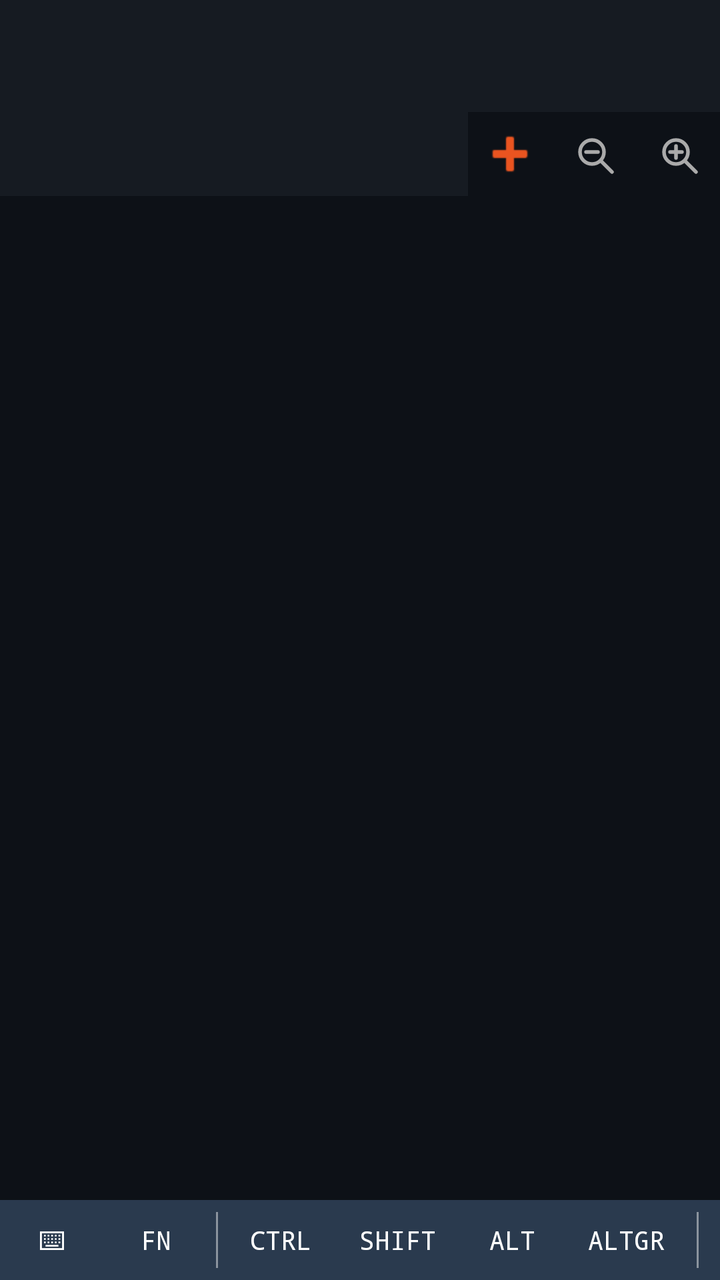
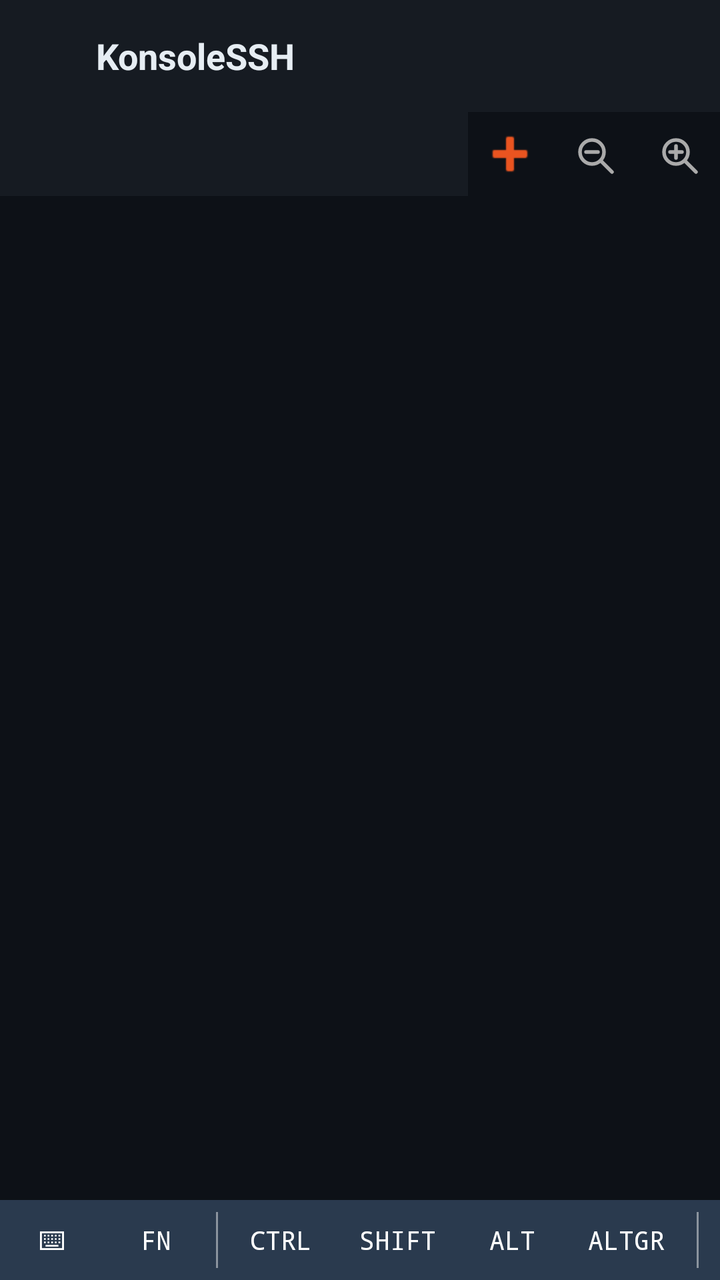

Before-and-after screenshots of an Android layout around one commit, followed by the original layout XML and the change that was made.
<!-- AndroidManifest.xml: application theme Theme.KonsoleSSH -->
<!-- res/layout/activity_main.xml -->
<?xml version="1.0" encoding="utf-8"?>
<LinearLayout
    xmlns:android="http://schemas.android.com/apk/res/android"
    xmlns:app="http://schemas.android.com/apk/res-auto"
    android:layout_width="match_parent"
    android:layout_height="match_parent"
    android:orientation="vertical"
    android:background="@color/terminal_bg">

    <com.google.android.material.appbar.AppBarLayout
        android:id="@+id/appBarLayout"
        android:layout_width="match_parent"
        android:layout_height="wrap_content"
        android:background="@color/toolbar_bg"
        app:elevation="0dp">

        <androidx.appcompat.widget.Toolbar
            android:id="@+id/toolbar"
            android:layout_width="match_parent"
            android:layout_height="?attr/actionBarSize"
            android:background="@color/toolbar_bg"
            app:title=""
            app:titleTextColor="@color/text_primary" />

        
        <LinearLayout
            android:layout_width="match_parent"
            android:layout_height="wrap_content"
            android:orientation="horizontal"
            android:background="@color/tab_bg">

            <com.google.android.material.tabs.TabLayout
                android:id="@+id/tabLayout"
                android:layout_width="0dp"
                android:layout_height="42dp"
                android:layout_weight="1"
                app:tabMode="scrollable"
                app:tabGravity="start"
                app:tabBackground="@color/tab_bg"
                app:tabSelectedTextColor="@color/tab_selected_text"
                app:tabTextColor="@color/tab_unselected_text"
                app:tabIndicatorColor="@color/accent"
                app:tabIndicatorHeight="2dp"
                app:tabPaddingStart="0dp"
                app:tabPaddingEnd="0dp" />

            <ImageButton
                android:id="@+id/btnNewTab"
                android:layout_width="42dp"
                android:layout_height="42dp"
                android:src="@android:drawable/ic_input_add"
                android:background="?attr/selectableItemBackgroundBorderless"
                android:tint="@color/accent"
                android:contentDescription="@string/content_desc_new_tab"
                android:layout_gravity="center_vertical" />

            <ImageButton
                android:id="@+id/btnZoomOut"
                android:layout_width="42dp"
                android:layout_height="42dp"
                android:padding="9dp"
                android:src="@drawable/ic_zoom_out"
                android:background="?attr/selectableItemBackgroundBorderless"
                android:tint="#AAAAAA"
                android:contentDescription="@string/content_desc_zoom_out"
                android:layout_gravity="center_vertical" />

            <ImageButton
                android:id="@+id/btnZoomIn"
                android:layout_width="42dp"
                android:layout_height="42dp"
                android:padding="9dp"
                android:src="@drawable/ic_zoom_in"
                android:background="?attr/selectableItemBackgroundBorderless"
                android:tint="#AAAAAA"
                android:contentDescription="@string/content_desc_zoom_in"
                android:layout_gravity="center_vertical" />

        </LinearLayout>

    </com.google.android.material.appbar.AppBarLayout>

    <androidx.viewpager2.widget.ViewPager2
        android:id="@+id/viewPager"
        android:layout_width="match_parent"
        android:layout_height="0dp"
        android:layout_weight="1" />

    
    <FrameLayout
        android:id="@+id/fnbarContainer"
        android:layout_width="match_parent"
        android:layout_height="wrap_content"
        android:visibility="gone">

        <HorizontalScrollView
            android:id="@+id/fnbarScrollView"
            android:layout_width="match_parent"
            android:layout_height="wrap_content"
            android:background="@color/keybar_bg"
            android:scrollbars="none">
            <LinearLayout
                android:layout_width="wrap_content"
                android:layout_height="36dp"
                android:orientation="horizontal"
                android:gravity="center_vertical">
                <Button android:id="@+id/btnF1"  style="@style/KeyBarButton" android:text="@string/key_f1" />
                <Button android:id="@+id/btnF2"  style="@style/KeyBarButton" android:text="@string/key_f2" />
                <Button android:id="@+id/btnF3"  style="@style/KeyBarButton" android:text="@string/key_f3" />
                <Button android:id="@+id/btnF4"  style="@style/KeyBarButton" android:text="@string/key_f4" />
                <Button android:id="@+id/btnF5"  style="@style/KeyBarButton" android:text="@string/key_f5" />
                <Button android:id="@+id/btnF6"  style="@style/KeyBarButton" android:text="@string/key_f6" />
                <Button android:id="@+id/btnF7"  style="@style/KeyBarButton" android:text="@string/key_f7" />
                <Button android:id="@+id/btnF8"  style="@style/KeyBarButton" android:text="@string/key_f8" />
                <Button android:id="@+id/btnF9"  style="@style/KeyBarButton" android:text="@string/key_f9" />
                <Button android:id="@+id/btnF10" style="@style/KeyBarButton" android:text="@string/key_f10" />
                <Button android:id="@+id/btnF11" style="@style/KeyBarButton" android:text="@string/key_f11" />
                <Button android:id="@+id/btnF12" style="@style/KeyBarButton" android:text="@string/key_f12" />
            </LinearLayout>
        </HorizontalScrollView>

        <TextView
            android:id="@+id/fnbarScrollHintLeft"
            android:layout_width="32dp"
            android:layout_height="36dp"
            android:layout_gravity="start|center_vertical"
            android:text="@string/sym_triangle_left"
            android:textColor="@color/accent"
            android:textSize="13sp"
            android:gravity="center"
            android:background="@color/keybar_bg"
            android:visibility="gone" />

        <TextView
            android:id="@+id/fnbarScrollHint"
            android:layout_width="32dp"
            android:layout_height="36dp"
            android:layout_gravity="end|center_vertical"
            android:text="@string/sym_triangle_right"
            android:textColor="@color/accent"
            android:textSize="13sp"
            android:gravity="center"
            android:background="@color/keybar_bg"
            android:visibility="gone" />

    </FrameLayout>

    
    <FrameLayout
        android:id="@+id/ctrlbarContainer"
        android:layout_width="match_parent"
        android:layout_height="wrap_content"
        android:visibility="gone">

        <HorizontalScrollView
            android:id="@+id/ctrlbarScrollView"
            android:layout_width="match_parent"
            android:layout_height="wrap_content"
            android:background="@color/keybar_bg"
            android:scrollbars="none">
            <LinearLayout
                android:id="@+id/ctrlbarButtons"
                android:layout_width="wrap_content"
                android:layout_height="36dp"
                android:orientation="horizontal"
                android:gravity="center_vertical" />
        </HorizontalScrollView>

        <TextView
            android:id="@+id/ctrlbarScrollHintLeft"
            android:layout_width="32dp"
            android:layout_height="36dp"
            android:layout_gravity="start|center_vertical"
            android:text="@string/sym_triangle_left"
            android:textColor="@color/accent"
            android:textSize="13sp"
            android:gravity="center"
            android:background="@color/keybar_bg"
            android:visibility="gone" />

        <TextView
            android:id="@+id/ctrlbarScrollHint"
            android:layout_width="32dp"
            android:layout_height="36dp"
            android:layout_gravity="end|center_vertical"
            android:text="@string/sym_triangle_right"
            android:textColor="@color/accent"
            android:textSize="13sp"
            android:gravity="center"
            android:background="@color/keybar_bg"
            android:visibility="gone" />

    </FrameLayout>

    
    <FrameLayout
        android:id="@+id/arrowbarContainer"
        android:layout_width="match_parent"
        android:layout_height="wrap_content"
        android:visibility="gone">

        <HorizontalScrollView
            android:id="@+id/arrowbarScrollView"
            android:layout_width="match_parent"
            android:layout_height="wrap_content"
            android:background="@color/keybar_bg"
            android:scrollbars="none">
            <LinearLayout
                android:layout_width="wrap_content"
                android:layout_height="36dp"
                android:orientation="horizontal"
                android:gravity="center_vertical">

                <Button
                    android:id="@+id/btnArrowLeft"
                    style="@style/KeyBarButton"
                    android:text="@string/sym_arrow_left" />

                <Button
                    android:id="@+id/btnArrowUp"
                    style="@style/KeyBarButton"
                    android:text="@string/sym_arrow_up" />

                <Button
                    android:id="@+id/btnArrowDown"
                    style="@style/KeyBarButton"
                    android:text="@string/sym_arrow_down" />

                <Button
                    android:id="@+id/btnArrowRight"
                    style="@style/KeyBarButton"
                    android:text="@string/sym_arrow_right" />

            </LinearLayout>
        </HorizontalScrollView>

    </FrameLayout>

    
    <FrameLayout
        android:layout_width="match_parent"
        android:layout_height="wrap_content">

        <HorizontalScrollView
            android:id="@+id/keybarScrollView"
            android:layout_width="match_parent"
            android:layout_height="wrap_content"
            android:background="@color/keybar_bg"
            android:scrollbars="none">

            <LinearLayout
                android:layout_width="wrap_content"
                android:layout_height="40dp"
                android:orientation="horizontal"
                android:gravity="center_vertical">

                <Button
                    android:id="@+id/btnKeyboard"
                    style="@style/KeyBarButton"
                    android:text="@string/sym_keyboard" />

                <Button
                    android:id="@+id/btnFn"
                    style="@style/KeyBarButton"
                    android:text="@string/key_fn" />

                <View style="@style/KeyBarDivider" />

                <Button
                    android:id="@+id/btnModCtrl"
                    style="@style/KeyBarButton"
                    android:text="@string/key_ctrl" />

                <Button
                    android:id="@+id/btnModShift"
                    style="@style/KeyBarButton"
                    android:text="@string/key_shift" />

                <Button
                    android:id="@+id/btnModAlt"
                    style="@style/KeyBarButton"
                    android:text="@string/key_alt" />

                <Button
                    android:id="@+id/btnModAltGr"
                    style="@style/KeyBarButton"
                    android:text="@string/key_altgr" />

                <View style="@style/KeyBarDivider" />

                <Button
                    android:id="@+id/btnEscape"
                    style="@style/KeyBarButton"
                    android:text="@string/key_esc" />

                <Button
                    android:id="@+id/btnTab"
                    style="@style/KeyBarButton"
                    android:text="@string/key_tab" />

                <View style="@style/KeyBarDivider" />

                <Button
                    android:id="@+id/btnArrowToggle"
                    style="@style/KeyBarButton"
                    android:text="@string/sym_arrow_up" />

                <View style="@style/KeyBarDivider" />

                <Button
                    android:id="@+id/btnUpload"
                    style="@style/KeyBarButton"
                    android:text="@string/sym_folder"
                    android:contentDescription="@string/content_desc_upload" />

            </LinearLayout>
        </HorizontalScrollView>

        <TextView
            android:id="@+id/keybarScrollHintLeft"
            android:layout_width="32dp"
            android:layout_height="40dp"
            android:layout_gravity="start|center_vertical"
            android:text="@string/sym_triangle_left"
            android:textColor="@color/accent"
            android:textSize="13sp"
            android:gravity="center"
            android:background="@color/keybar_bg"
            android:visibility="gone" />

        <TextView
            android:id="@+id/keybarScrollHint"
            android:layout_width="32dp"
            android:layout_height="40dp"
            android:layout_gravity="end|center_vertical"
            android:text="@string/sym_triangle_right"
            android:textColor="@color/accent"
            android:textSize="13sp"
            android:gravity="center"
            android:background="@color/keybar_bg"
            android:visibility="gone" />

    </FrameLayout>

</LinearLayout>
<!-- resources referenced by this layout -->
<resources>
  <color name="accent">#E95420</color>
  <color name="keybar_bg">#2A3A4E</color>
  <color name="tab_bg">#0D1117</color>
  <color name="tab_selected_text">#E6EDF3</color>
  <color name="tab_unselected_text">#8B949E</color>
  <color name="terminal_bg">#0D1117</color>
  <color name="text_primary">#E6EDF3</color>
  <color name="toolbar_bg">#161B22</color>
  <string name="content_desc_new_tab">New tab</string>
  <string name="content_desc_upload">Upload file</string>
  <string name="content_desc_zoom_in">Zoom in</string>
  <string name="content_desc_zoom_out">Zoom out</string>
  <string name="key_alt" translatable="false">ALT</string>
  <string name="key_altgr" translatable="false">ALTGR</string>
  <string name="key_ctrl" translatable="false">CTRL</string>
  <string name="key_esc" translatable="false">ESC</string>
  <string name="key_f1" translatable="false">F1</string>
  <string name="key_f10" translatable="false">F10</string>
  <string name="key_f11" translatable="false">F11</string>
  <string name="key_f12" translatable="false">F12</string>
  <string name="key_f2" translatable="false">F2</string>
  <string name="key_f3" translatable="false">F3</string>
  <string name="key_f4" translatable="false">F4</string>
  <string name="key_f5" translatable="false">F5</string>
  <string name="key_f6" translatable="false">F6</string>
  <string name="key_f7" translatable="false">F7</string>
  <string name="key_f8" translatable="false">F8</string>
  <string name="key_f9" translatable="false">F9</string>
  <string name="key_fn" translatable="false">Fn</string>
  <string name="key_shift" translatable="false">SHIFT</string>
  <string name="key_tab" translatable="false">TAB</string>
  <string name="sym_arrow_down" translatable="false">↓</string>
  <string name="sym_arrow_left" translatable="false">←</string>
  <string name="sym_arrow_right" translatable="false">→</string>
  <string name="sym_arrow_up" translatable="false">↑</string>
  <string name="sym_folder" translatable="false">📁</string>
  <string name="sym_keyboard" translatable="false">⌨</string>
  <string name="sym_triangle_left" translatable="false">◀</string>
  <string name="sym_triangle_right" translatable="false">▶</string>
  <style name="KeyBarDivider">
          <item name="android:layout_width">1dp</item>
          <item name="android:layout_height">28dp</item>
          <item name="android:background">@color/tab_unselected_text</item>
          <item name="android:layout_marginStart">4dp</item>
          <item name="android:layout_marginEnd">4dp</item>
      </style>
  <color name="keybar_key_text">#FFFFFF</color>
  <color name="keybar_key_bg">@android:color/transparent</color>
  <color name="white">#FFFFFF</color>
  <color name="card_bg">#161B22</color>
  <!-- unchanged entries left out for length: 4 -->
</resources>

<!-- the commit's change to res/layout/activity_main.xml (unified diff, before → after) -->
@@ -19,8 +19,35 @@
             android:layout_width="match_parent"
             android:layout_height="?attr/actionBarSize"
             android:background="@color/toolbar_bg"
+            app:contentInsetStart="12dp"
+            app:contentInsetStartWithNavigation="0dp"
             app:title=""
-            app:titleTextColor="@color/text_primary" />
+            app:titleTextColor="@color/text_primary">
+
+            <LinearLayout
+                android:layout_width="wrap_content"
+                android:layout_height="match_parent"
+                android:orientation="horizontal"
+                android:gravity="center_vertical">
+
+                <ImageView
+                    android:layout_width="28dp"
+                    android:layout_height="28dp"
+                    android:src="@mipmap/ic_launcher"
+                    android:contentDescription="@string/app_name" />
+
+                <TextView
+                    android:layout_width="wrap_content"
+                    android:layout_height="wrap_content"
+                    android:layout_marginStart="8dp"
+                    android:text="@string/app_name"
+                    android:textColor="@color/text_primary"
+                    android:textSize="18sp"
+                    android:textStyle="bold" />
+
+            </LinearLayout>
+
+        </androidx.appcompat.widget.Toolbar>
 
         
         <LinearLayout
<!-- resource entries referenced after the edit -->
@@ -8,6 +8,14 @@
   <color name="terminal_bg">#0D1117</color>
   <color name="text_primary">#E6EDF3</color>
   <color name="toolbar_bg">#161B22</color>
+  <!-- mipmap ic_launcher (mipmap-anydpi-v26) -->
+  <?xml version="1.0" encoding="utf-8"?>
+  <adaptive-icon xmlns:android="http://schemas.android.com/apk/res/android">
+      <background android:drawable="@color/ic_launcher_background" />
+      <foreground android:drawable="@drawable/ic_launcher_foreground" />
+      <monochrome android:drawable="@drawable/ic_launcher_foreground" />
+  </adaptive-icon>
+  <string name="app_name">KonsoleSSH</string>
   <string name="content_desc_new_tab">New tab</string>
   <string name="content_desc_upload">Upload file</string>
   <string name="content_desc_zoom_in">Zoom in</string>
@@ -46,6 +54,30 @@
           <item name="android:layout_marginStart">4dp</item>
           <item name="android:layout_marginEnd">4dp</item>
       </style>
+  <color name="ic_launcher_background">#0D1117</color>
+  <!-- drawable ic_launcher_foreground (drawable) -->
+  <?xml version="1.0" encoding="utf-8"?>
+  <vector xmlns:android="http://schemas.android.com/apk/res/android"
+      android:width="108dp"
+      android:height="108dp"
+      android:viewportWidth="108"
+      android:viewportHeight="108">
+  
+      
+      <path
+          android:strokeColor="#E95420"
+          android:strokeWidth="8"
+          android:strokeLineCap="round"
+          android:strokeLineJoin="round"
+          android:fillColor="@android:color/transparent"
+          android:pathData="M 30,36 L 55,54 L 30,72" />
+  
+      
+      <path
+          android:fillColor="#E95420"
+          android:pathData="M 60,70 H 86 V 76 H 60 Z" />
+  
+  </vector>
   <color name="keybar_key_text">#FFFFFF</color>
   <color name="keybar_key_bg">@android:color/transparent</color>
   <color name="white">#FFFFFF</color>
